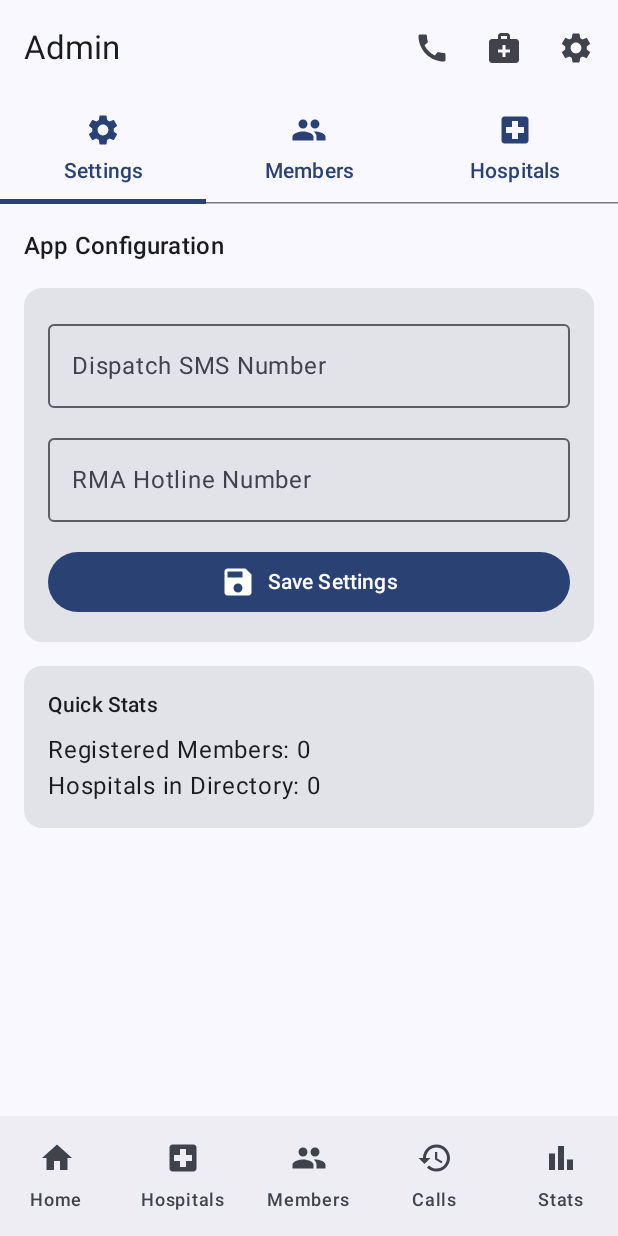
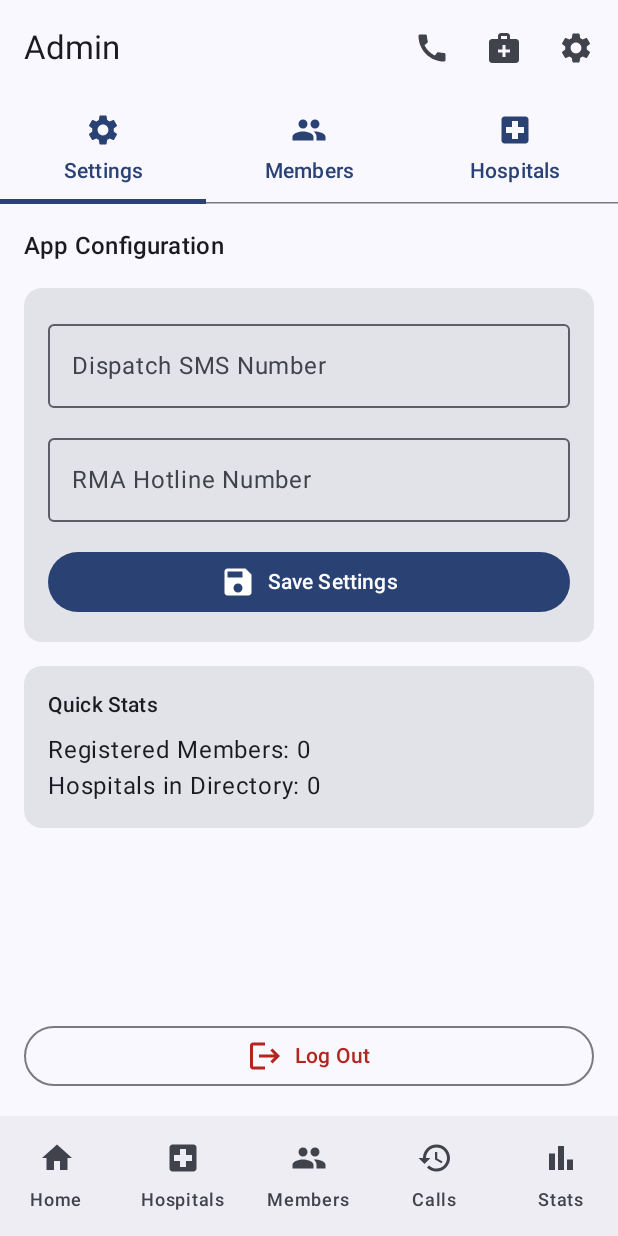
Before and after one commit to moshelandau/Hatzolah, an Android app built with Jetpack Compose: the composable AppNavigation shown on its own in the app's theme, after a tap on "Admin", on a phone screen of 412 x 824 dp. Run offline under Robolectric (Android 15) with nearby library versions, the phone set to English and light mode, and no system bars; our stand-ins replace Dagger/Hilt's generated code, Room's generated code.

Commit message:
Fix call documentation crash and add logout option
The call documentation screen was crashing because saveDocumentation()
marked saved=true even when the call log wasn't found in the database,
and had no error handling around database operations. This fix moves
the saved=true state inside the success path, adds try-catch error
handling for both load and save operations, and surfaces errors to the
user via the UI.

Also adds a logout button to the Admin Settings tab so users can
re-authenticate after a crash or session issue, which was previously
impossible without clearing app data.

https://claude.ai/code/session_01JVCFmbNdhghrtBL5g69QcW

```diff
--- a/app/src/main/java/com/hatzolah/app/ui/MainActivity.kt
+++ b/app/src/main/java/com/hatzolah/app/ui/MainActivity.kt
@@ -24,7 +24,7 @@ class MainActivity : ComponentActivity() {
                 var isLoggedIn by remember { mutableStateOf(preferencesManager.isLoggedIn()) }
 
                 if (isLoggedIn) {
-                    AppNavigation()
+                    AppNavigation(onLogout = { isLoggedIn = false })
                 } else {
                     AuthScreen(
                         onAuthSuccess = { isLoggedIn = true }
--- a/app/src/main/java/com/hatzolah/app/ui/admin/AdminScreen.kt
+++ b/app/src/main/java/com/hatzolah/app/ui/admin/AdminScreen.kt
@@ -19,6 +19,7 @@ import androidx.hilt.navigation.compose.hiltViewModel
 @OptIn(ExperimentalMaterial3Api::class)
 @Composable
 fun AdminScreen(
+    onLogout: () -> Unit = {},
     viewModel: AdminViewModel = hiltViewModel()
 ) {
     val uiState by viewModel.uiState.collectAsState()
@@ -49,7 +50,10 @@ fun AdminScreen(
         }
 
         when (uiState.activeTab) {
-            0 -> SettingsTab(uiState, viewModel)
+            0 -> SettingsTab(uiState, viewModel, onLogout = {
+                viewModel.logout()
+                onLogout()
+            })
             1 -> MembersTab(uiState, viewModel, onAddClick = { showAddMemberDialog = true })
             2 -> HospitalsTab(uiState, viewModel, onAddClick = { showAddHospitalDialog = true })
         }
@@ -81,7 +85,7 @@ fun AdminScreen(
 }
 
 @Composable
-private fun SettingsTab(uiState: AdminUiState, viewModel: AdminViewModel) {
+private fun SettingsTab(uiState: AdminUiState, viewModel: AdminViewModel, onLogout: () -> Unit) {
     Column(
         modifier = Modifier
             .fillMaxSize()
@@ -134,6 +138,20 @@ private fun SettingsTab(uiState: AdminUiState, viewModel: AdminViewModel) {
                 Text("Registered Members: ${uiState.members.size}")
                 Text("Hospitals in Directory: ${uiState.hospitals.size}")
             }
+        }
+
+        Spacer(modifier = Modifier.weight(1f))
+
+        OutlinedButton(
+            onClick = onLogout,
+            modifier = Modifier.fillMaxWidth(),
+            colors = ButtonDefaults.outlinedButtonColors(
+                contentColor = MaterialTheme.colorScheme.error
+            )
+        ) {
+            Icon(Icons.Default.Logout, contentDescription = null)
+            Spacer(modifier = Modifier.width(8.dp))
+            Text("Log Out")
         }
     }
 }
--- a/app/src/main/java/com/hatzolah/app/ui/admin/AdminViewModel.kt
+++ b/app/src/main/java/com/hatzolah/app/ui/admin/AdminViewModel.kt
@@ -125,4 +125,8 @@ class AdminViewModel @Inject constructor(
             hospitalRepository.deleteHospital(hospital)
         }
     }
+
+    fun logout() {
+        preferencesManager.clearSession()
+    }
 }
--- a/app/src/main/java/com/hatzolah/app/ui/navigation/AppNavigation.kt
+++ b/app/src/main/java/com/hatzolah/app/ui/navigation/AppNavigation.kt
@@ -56,7 +56,7 @@ val drawerItems = listOf(
 
 @OptIn(ExperimentalMaterial3Api::class)
 @Composable
-fun AppNavigation() {
+fun AppNavigation(onLogout: () -> Unit = {}) {
     val navController = rememberNavController()
     val currentBackStackEntry by navController.currentBackStackEntryAsState()
     val currentRoute = currentBackStackEntry?.destination?.route
@@ -133,7 +133,7 @@ fun AppNavigation() {
                 )
             }
             composable(Screen.Protocols.route) { ProtocolsScreen() }
-            composable(Screen.Admin.route) { AdminScreen() }
+            composable(Screen.Admin.route) { AdminScreen(onLogout = onLogout) }
             composable(
                 route = "document/{callId}",
                 arguments = listOf(navArgument("callId") { type = NavType.LongType })
```
Also changed, not shown: app/src/main/java/com/hatzolah/app/ui/callhistory/CallDocumentationScreen.kt (+8 -0 lines), app/src/main/java/com/hatzolah/app/ui/callhistory/CallDocumentationViewModel.kt (+16 -4 lines).
